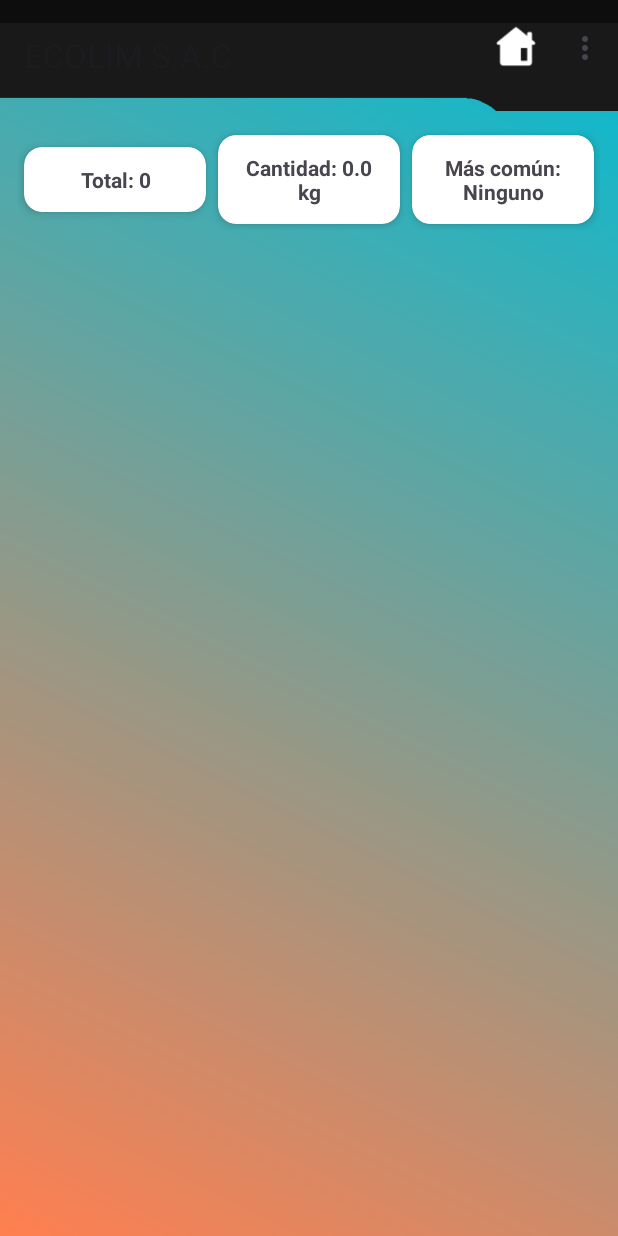
After one commit to Alvarado321/ECOLIM, an Android app: the Registro_R_Monitoreo screen opened directly, with no data from a screen before it, on a phone screen of 412 x 824 dp. The commit adds this screen. Run offline under Robolectric (Android 15) with nearby library versions, the phone set to English and light mode, and no system bars.

Commit message:
Update: Sistema de monitoreo de residuos completado (Falta mejorar diseño)

```diff
--- /dev/null
+++ b/app/src/main/java/com/example/ecolim/Registro_R_Monitoreo.java
@@ -0,0 +1,54 @@
+package com.example.ecolim;
+
+import android.os.Bundle;
+import android.widget.TextView;
+
+import androidx.appcompat.app.AppCompatActivity;
+import androidx.recyclerview.widget.LinearLayoutManager;
+import androidx.recyclerview.widget.RecyclerView;
+
+import com.example.ecolim.adapters.RegistroResiduoAdapter;
+import com.example.ecolim.helpers.ResiduoDAO;
+import com.example.ecolim.models.RegistroResiduo;
+
+import java.util.List;
+
+public class Registro_R_Monitoreo extends Toolbar {
+
+    RecyclerView recyclerView;
+    RegistroResiduoAdapter adapter;
+    ResiduoDAO residuoDAO;
+
+    TextView txtTotalRegistros, txtCantidadTotal, txtResiduoComun;
+
+    @Override
+    protected void onCreate(Bundle savedInstanceState) {
+        super.onCreate(savedInstanceState);
+        setContentView(R.layout.activity_registro_r_monitoreo);
+        setupToolbar();
+
+        recyclerView = findViewById(R.id.recyclerMonitoreo);
+        txtTotalRegistros = findViewById(R.id.txtTotalRegistros);
+        txtCantidadTotal = findViewById(R.id.txtCantidadTotal);
+        txtResiduoComun = findViewById(R.id.txtResiduoComun);
+
+        residuoDAO = new ResiduoDAO(this);
+        recyclerView.setLayoutManager(new LinearLayoutManager(this));
+
+        cargarDatos();
+    }
+
+    void cargarDatos() {
+        int total = residuoDAO.obtenerTotalRegistros();
+        double cantidadTotal = residuoDAO.obtenerCantidadTotal();
+        String masComun = residuoDAO.obtenerResiduoMasComun();
+
+        txtTotalRegistros.setText("Total: " + total);
+        txtCantidadTotal.setText("Cantidad: " + cantidadTotal + " kg");
+        txtResiduoComun.setText("Más común: " + masComun);
+
+        List<RegistroResiduo> lista = residuoDAO.obtenerTodosRegistros();
+        adapter = new RegistroResiduoAdapter(lista);
+        recyclerView.setAdapter(adapter);
+    }
+}
--- /dev/null
+++ b/app/src/main/java/com/example/ecolim/adapters/RegistroResiduoAdapter.java
@@ -0,0 +1,57 @@
+package com.example.ecolim.adapters;
+
+import android.view.LayoutInflater;
+import android.view.View;
+import android.view.ViewGroup;
+import android.widget.TextView;
+
+import androidx.annotation.NonNull;
+import androidx.recyclerview.widget.RecyclerView;
+
+import com.example.ecolim.R;
+import com.example.ecolim.models.RegistroResiduo;
+
+import java.util.List;
+
+public class RegistroResiduoAdapter extends RecyclerView.Adapter<RegistroResiduoAdapter.ViewHolder> {
+
+    private List<RegistroResiduo> listaRegistros;
+
+    public RegistroResiduoAdapter(List<RegistroResiduo> listaRegistros) {
+        this.listaRegistros = listaRegistros;
+    }
+
+    @NonNull
+    @Override
+    public ViewHolder onCreateViewHolder(@NonNull ViewGroup parent, int viewType) {
+        View view = LayoutInflater.from(parent.getContext())
+                .inflate(R.layout.activity_registro_r_monitoreo_item, parent, false);
+        return new ViewHolder(view);
+    }
+
+    @Override
+    public void onBindViewHolder(@NonNull ViewHolder holder, int position) {
+        RegistroResiduo registro = listaRegistros.get(position);
+        holder.txtEmpleadoResiduo.setText(registro.empleado);
+        holder.txtTipoResiduo.setText("Tipo: " + registro.tipoResiduo);
+        holder.txtCantidadFechaResiduo.setText("Cantidad: " + registro.cantidad + " kg | Fecha: " + registro.fechaRegistro);
+        holder.txtObservacionesResiduo.setText(registro.observaciones.isEmpty() ? "Sin observaciones" : registro.observaciones);
+    }
+
+    @Override
+    public int getItemCount() {
+        return listaRegistros.size();
+    }
+
+    public static class ViewHolder extends RecyclerView.ViewHolder {
+        TextView txtEmpleadoResiduo, txtTipoResiduo, txtCantidadFechaResiduo, txtObservacionesResiduo;
+
+        public ViewHolder(@NonNull View itemView) {
+            super(itemView);
+            txtEmpleadoResiduo = itemView.findViewById(R.id.txtEmpleadoResiduo);
+            txtTipoResiduo = itemView.findViewById(R.id.txtTipoResiduo);
+            txtCantidadFechaResiduo = itemView.findViewById(R.id.txtCantidadFechaResiduo);
+            txtObservacionesResiduo = itemView.findViewById(R.id.txtObservacionesResiduo);
+        }
+    }
+}
--- a/app/src/main/java/com/example/ecolim/helpers/DBHelper.java
+++ b/app/src/main/java/com/example/ecolim/helpers/DBHelper.java
@@ -39,6 +39,17 @@ public class DBHelper extends SQLiteOpenHelper {
                 "observaciones TEXT," +
                 "FOREIGN KEY(idEmpleado) REFERENCES empleados(idEmpleado)," +
                 "FOREIGN KEY(idResiduo) REFERENCES residuos(idResiduo))");
+
+        insertarDatosIniciales(db);
+    }
+
+    void insertarDatosIniciales(SQLiteDatabase db) {
+        db.execSQL("INSERT INTO residuos (nombre, descripcion) VALUES ('Plástico', 'Residuos plásticos reciclables')");
+        db.execSQL("INSERT INTO residuos (nombre, descripcion) VALUES ('Vidrio', 'Residuos de vidrio reciclables')");
+        db.execSQL("INSERT INTO residuos (nombre, descripcion) VALUES ('Metal', 'Residuos metálicos reciclables')");
+        db.execSQL("INSERT INTO residuos (nombre, descripcion) VALUES ('Orgánico', 'Residuos orgánicos biodegradables')");
+        db.execSQL("INSERT INTO residuos (nombre, descripcion) VALUES ('Papel', 'Residuos de papel reciclable')");
+        db.execSQL("INSERT INTO residuos (nombre, descripcion) VALUES ('Electrónico', 'Residuos electrónicos reciclables')");
     }
 
     @Override
--- a/app/src/main/java/com/example/ecolim/helpers/ResiduoDAO.java
+++ b/app/src/main/java/com/example/ecolim/helpers/ResiduoDAO.java
@@ -4,6 +4,9 @@ import android.content.ContentValues;
 import android.content.Context;
 import android.database.Cursor;
 import android.database.sqlite.SQLiteDatabase;
+
+import com.example.ecolim.Registro_R_Monitoreo;
+import com.example.ecolim.models.RegistroResiduo;
 
 import java.util.ArrayList;
 import java.util.List;
@@ -68,22 +71,77 @@ public class ResiduoDAO {
         return empleados;
     }
 
-    public int obtenerIdResiduo(String tipoResiduo){
-        switch (tipoResiduo){
-            case "Plástico":
-                return 1;
-            case "Vidrio":
-                return 2;
-            case "Metal":
-                return 3;
-            case "Orgánico":
-                return 4;
-            case "Papel":
-                return 5;
-            case "Electrónico":
-                return 6;
-            default:
-                return 0;
+    public int obtenerIdResiduo(String nombreResiduo) {
+        SQLiteDatabase db = dbHelper.getReadableDatabase();
+        int idResiduo = -1;
+
+        Cursor cursor = db.rawQuery("SELECT idResiduo FROM residuos WHERE nombre = ?", new String[]{nombreResiduo});
+
+        if (cursor.moveToFirst()) {
+            idResiduo = cursor.getInt(cursor.getColumnIndexOrThrow("idResiduo"));
         }
+        cursor.close();
+
+        return idResiduo;
+    }
+
+    public int obtenerTotalRegistros() {
+        SQLiteDatabase db = dbHelper.getReadableDatabase();
+        Cursor cursor = db.rawQuery("SELECT COUNT(*) FROM " + DBHelper.TABLA_REGISTRO, null);
+        cursor.moveToFirst();
+        int total = cursor.getInt(0);
+        cursor.close();
+        return total;
+    }
+
+    public double obtenerCantidadTotal() {
+        SQLiteDatabase db = dbHelper.getReadableDatabase();
+        Cursor cursor = db.rawQuery("SELECT SUM(cantidad) FROM " + DBHelper.TABLA_REGISTRO, null);
+        cursor.moveToFirst();
+        double total = cursor.getDouble(0);
+        cursor.close();
+        return total;
+    }
+
+    public String obtenerResiduoMasComun() {
+        SQLiteDatabase db = dbHelper.getReadableDatabase();
+        Cursor cursor = db.rawQuery("SELECT r.nombre FROM residuos r JOIN registro_residuos rg ON r.idResiduo = rg.idResiduo GROUP BY rg.idResiduo ORDER BY COUNT(rg.idResiduo) DESC LIMIT 1", null);
+        if (cursor.moveToFirst()) {
+            String tipo = cursor.getString(0);
+            cursor.close();
+            return tipo;
+        }
+        cursor.close();
+        return "Ninguno";
+    }
+
+    public List<RegistroResiduo> obtenerTodosRegistros() {
+        List<RegistroResiduo> registros = new ArrayList<>();
+        SQLiteDatabase db = dbHelper.getReadableDatabase();
+
+        String query = "SELECT e.nombre AS nombreEmpleado, \n" +
+                "r.nombre AS nombreResiduo, \n" +
+                "rg.cantidad, \n" +
+                "rg.fechaRegistro, \n" +
+                "rg.observaciones\n" +
+                "FROM registro_residuos rg\n" +
+                "JOIN empleados e ON rg.idEmpleado = e.idEmpleado\n" +
+                "JOIN residuos r ON rg.idResiduo = r.idResiduo\n" +
+                "ORDER BY rg.fechaRegistro DESC";
+
+        Cursor cursor = db.rawQuery(query, null);
+        if (cursor.moveToFirst()) {
+            do {
+                registros.add(new RegistroResiduo(
+                        cursor.getString(cursor.getColumnIndexOrThrow("nombreEmpleado")),
+                        cursor.getString(cursor.getColumnIndexOrThrow("nombreResiduo")),
+                        cursor.getDouble(cursor.getColumnIndexOrThrow("cantidad")),
+                        cursor.getString(cursor.getColumnIndexOrThrow("fechaRegistro")),
+                        cursor.getString(cursor.getColumnIndexOrThrow("observaciones")) == null ? "Sin observaciones" : cursor.getString(cursor.getColumnIndexOrThrow("observaciones"))
+                ));
+            } while (cursor.moveToNext());
+        }
+        cursor.close();
+        return registros;
     }
 }
--- /dev/null
+++ b/app/src/main/res/layout/activity_registro_r_monitoreo.xml
@@ -0,0 +1,106 @@
+<?xml version="1.0" encoding="utf-8"?>
+<androidx.constraintlayout.widget.ConstraintLayout
+    xmlns:android="http://schemas.android.com/apk/res/android"
+    xmlns:app="http://schemas.android.com/apk/res-auto"
+    xmlns:tools="http://schemas.android.com/tools"
+    android:id="@+id/main"
+    android:layout_width="match_parent"
+    android:layout_height="match_parent"
+    tools:context=".Registro_R_Monitoreo">
+
+    <LinearLayout
+        android:layout_width="match_parent"
+        android:layout_height="match_parent"
+        android:orientation="vertical"
+        android:background="@drawable/auth_background_gradient">
+
+        <androidx.appcompat.widget.Toolbar
+            android:id="@+id/toolbar"
+            android:layout_width="match_parent"
+            android:layout_height="74dp"
+            android:background="@drawable/background_toolbar" />
+
+        <LinearLayout
+            android:layout_width="match_parent"
+            android:layout_height="wrap_content"
+            android:orientation="horizontal"
+            android:weightSum="3"
+            android:padding="12dp"
+            android:gravity="center">
+
+            <androidx.cardview.widget.CardView
+                android:layout_width="0dp"
+                android:layout_weight="1"
+                android:layout_height="wrap_content"
+                app:cardCornerRadius="12dp"
+                app:cardElevation="4dp"
+                android:layout_margin="4dp">
+
+                <TextView
+                    android:id="@+id/txtTotalRegistros"
+                    android:layout_width="match_parent"
+                    android:layout_height="wrap_content"
+                    android:text="Total: 0"
+                    android:textStyle="bold"
+                    android:gravity="center"
+                    android:padding="12dp" />
+
+            </androidx.cardview.widget.CardView>
+
+            <androidx.cardview.widget.CardView
+                android:layout_width="0dp"
+                android:layout_weight="1"
+                android:layout_height="wrap_content"
+                app:cardCornerRadius="12dp"
+                app:cardElevation="4dp"
+                android:layout_margin="4dp">
+
+                <TextView
+                    android:id="@+id/txtCantidadTotal"
+                    android:layout_width="match_parent"
+                    android:layout_height="wrap_content"
+                    android:text="Cantidad: 0 kg"
+                    android:textStyle="bold"
+                    android:gravity="center"
+                    android:padding="12dp" />
+
+            </androidx.cardview.widget.CardView>
+
+            <androidx.cardview.widget.CardView
+                android:layout_width="0dp"
+                android:layout_weight="1"
+                android:layout_height="wrap_content"
+                app:cardCornerRadius="12dp"
+                app:cardElevation="4dp"
+                android:layout_margin="4dp">
+
+                <TextView
+                    android:id="@+id/txtResiduoComun"
+                    android:layout_width="match_parent"
+                    android:layout_height="wrap_content"
+                    android:text="Más común: -"
+                    android:textStyle="bold"
+                    android:gravity="center"
+                    android:padding="12dp" />
+
+            </androidx.cardview.widget.CardView>
+
+        </LinearLayout>
+
+        <LinearLayout
+            android:layout_width="match_parent"
+            android:layout_height="match_parent"
+            android:layout_weight="1"
+            android:orientation="vertical"
+            android:padding="15dp">
+
+            <androidx.recyclerview.widget.RecyclerView
+                android:id="@+id/recyclerMonitoreo"
+                android:layout_width="match_parent"
+                android:layout_height="match_parent"
+                android:layout_weight="1" />
+        </LinearLayout>
+
+    </LinearLayout>
+
+</androidx.constraintlayout.widget.ConstraintLayout>
--- a/app/src/main/res/values/strings.xml
+++ b/app/src/main/res/values/strings.xml
@@ -1,5 +1,5 @@
 <resources>
-    <string name="app_name">🧗️ ECOLIM S.A.C</string>
+    <string name="app_name">ECOLIM S.A.C</string>
     <string name="menu_inicio">Inicio</string>
 
     <string name="menu_otros">📚 Registro Residuos</string>
```
Also changed, not shown: app/src/main/AndroidManifest.xml (+7 -1 lines), app/src/main/java/com/example/ecolim/models/RegistroResiduo.java (added, +17 -0 lines), app/src/main/res/layout/activity_registro_r_monitoreo_item.xml (added, +52 -0 lines).
